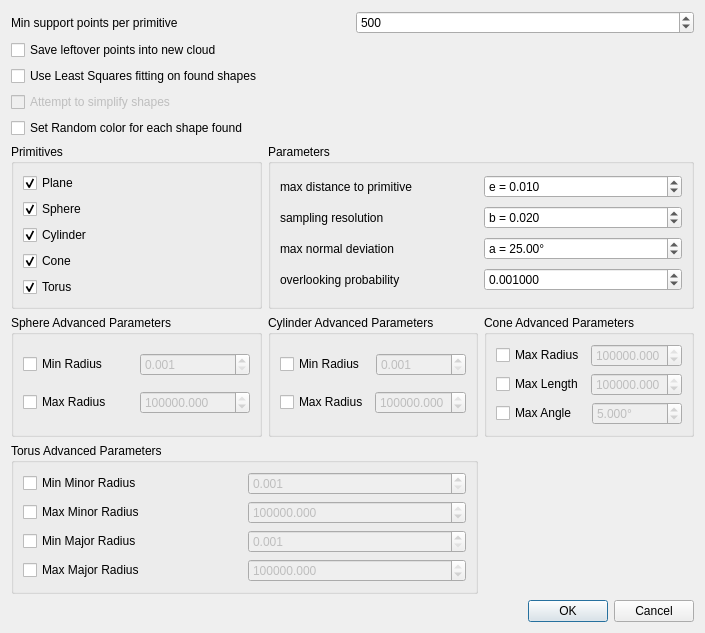
Before: the Qt Designer form plugins/core/Standard/qRANSAC_SD/ui/ransacSDDlg.ui in CloudCompare/CloudCompare, drawn with Qt 5.
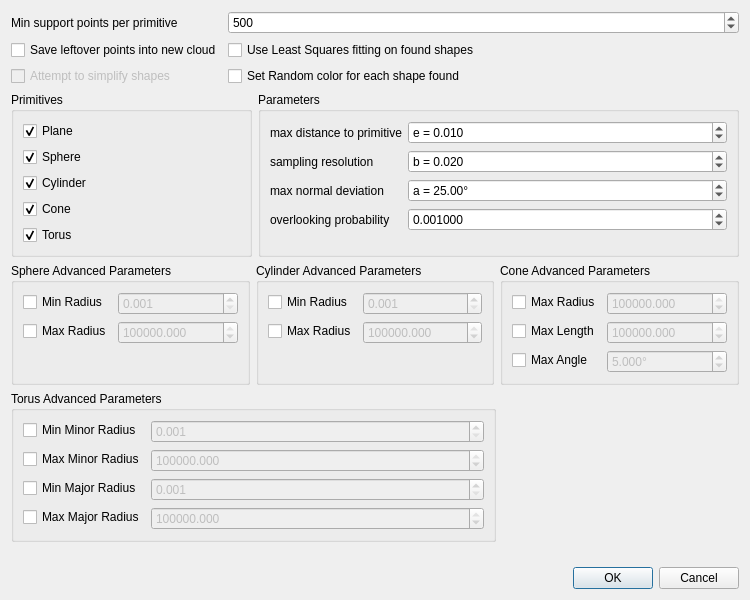
After: the same form once the commit is applied. Icons and pictures are not drawn.

Commit message: Apply RANSAC radius limits to refitted shapes (#2399)

What changed in the file:
```diff
--- a/plugins/core/Standard/qRANSAC_SD/ui/ransacSDDlg.ui
+++ b/plugins/core/Standard/qRANSAC_SD/ui/ransacSDDlg.ui
@@ -6,10 +6,16 @@
    <rect>
     <x>0</x>
     <y>0</y>
-    <width>656</width>
-    <height>579</height>
+    <width>750</width>
+    <height>600</height>
    </rect>
   </property>
+  <property name="sizePolicy">
+   <sizepolicy hsizetype="Preferred" vsizetype="Maximum">
+    <horstretch>0</horstretch>
+    <verstretch>0</verstretch>
+   </sizepolicy>
+  </property>
   <property name="windowTitle">
    <string>Ransac Shape Detection</string>
   </property>
@@ -17,374 +23,17 @@
    <iconset resource="../qRANSAC_SD.qrc">
     <normaloff>:/CC/plugin/qRANSAC_SD/images/qRANSAC_SD.png</normaloff>:/CC/plugin/qRANSAC_SD/images/qRANSAC_SD.png</iconset>
   </property>
-  <layout class="QGridLayout" name="gridLayout">
-   <item row="5" column="0">
-    <widget class="QGroupBox" name="groupBox_2">
-     <property name="title">
-      <string>Primitives</string>
-     </property>
-     <layout class="QVBoxLayout" name="verticalLayout_2">
-      <item>
-       <widget class="QCheckBox" name="planeCheckBox">
-        <property name="text">
-         <string>Plane</string>
-        </property>
-        <property name="checked">
-         <bool>true</bool>
-        </property>
-       </widget>
-      </item>
-      <item>
-       <widget class="QCheckBox" name="sphereCheckBox">
-        <property name="text">
-         <string>Sphere</string>
-        </property>
-        <property name="checked">
-         <bool>true</bool>
-        </property>
-       </widget>
-      </item>
-      <item>
-       <widget class="QCheckBox" name="cylinderCheckBox">
-        <property name="text">
-         <string>Cylinder</string>
-        </property>
-        <property name="checked">
-         <bool>true</bool>
-        </property>
-       </widget>
-      </item>
-      <item>
-       <widget class="QCheckBox" name="coneCheckBox">
-        <property name="text">
-         <string>Cone</string>
-        </property>
-        <property name="checked">
-         <bool>true</bool>
-        </property>
-       </widget>
-      </item>
-      <item>
-       <widget class="QCheckBox" name="torusCheckBox">
-        <property name="text">
-         <string>Torus</string>
-        </property>
-        <property name="checked">
-         <bool>true</bool>
-        </property>
-       </widget>
-      </item>
-     </layout>
-    </widget>
-   </item>
-   <item row="11" column="2">
-    <widget class="QGroupBox" name="advancedConeGroupBox">
-     <property name="enabled">
-      <bool>true</bool>
-     </property>
-     <property name="title">
-      <string>Cone Advanced Parameters</string>
-     </property>
-     <property name="flat">
-      <bool>false</bool>
-     </property>
-     <property name="checkable">
-      <bool>false</bool>
-     </property>
-     <layout class="QVBoxLayout" name="verticalLayout_5">
-      <item>
-       <layout class="QHBoxLayout" name="horizontalLayout_8">
-        <item>
-         <widget class="QCheckBox" name="maxConeRadiuscheckBox">
-          <property name="text">
-           <string>Max Radius</string>
-          </property>
-         </widget>
-        </item>
-        <item>
-         <widget class="QDoubleSpinBox" name="maxConeRadiusdoubleSpinBox">
-          <property name="enabled">
-           <bool>false</bool>
-          </property>
-          <property name="decimals">
-           <number>3</number>
-          </property>
-          <property name="minimum">
-           <double>0.001000000000000</double>
-          </property>
-          <property name="maximum">
-           <double>1000000.000000000000000</double>
-          </property>
-          <property name="value">
-           <double>1000000.000000000000000</double>
-          </property>
-         </widget>
-        </item>
-       </layout>
-      </item>
-      <item>
-       <layout class="QHBoxLayout" name="horizontalLayout_10">
-        <item>
-         <widget class="QCheckBox" name="maxConeLengthcheckBox">
-          <property name="text">
-           <string>Max Length</string>
-          </property>
-         </widget>
-        </item>
-        <item>
-         <widget class="QDoubleSpinBox" name="maxConeLengthdoubleSpinBox">
-          <property name="enabled">
-           <bool>false</bool>
-          </property>
-          <property name="decimals">
-           <number>3</number>
-          </property>
-          <property name="minimum">
-           <double>0.001000000000000</double>
-          </property>
-          <property name="maximum">
-           <double>1000000.000000000000000</double>
-          </property>
-          <property name="value">
-           <double>1000000.000000000000000</double>
-          </property>
-         </widget>
-        </item>
-       </layout>
-      </item>
-      <item>
-       <layout class="QHBoxLayout" name="horizontalLayout_11">
-        <item>
-         <widget class="QCheckBox" name="maxConeAnglecheckBox">
-          <property name="text">
-           <string>Max Angle</string>
-          </property>
-         </widget>
-        </item>
-        <item>
-         <widget class="QDoubleSpinBox" name="maxConeAngledoubleSpinBox">
-          <property name="enabled">
-           <bool>false</bool>
-          </property>
-          <property name="suffix">
-           <string>°</string>
-          </property>
-          <property name="decimals">
-           <number>3</number>
-          </property>
-          <property name="minimum">
-           <double>0.001000000000000</double>
-          </property>
-          <property name="maximum">
-           <double>90.000000000000000</double>
-          </property>
-          <property name="value">
-           <double>5.000000000000000</double>
-          </property>
-         </widget>
-        </item>
-       </layout>
-      </item>
-     </layout>
-    </widget>
-   </item>
-   <item row="11" column="0">
-    <widget class="QGroupBox" name="groupBox_3">
-     <property name="enabled">
-      <bool>true</bool>
-     </property>
-     <property name="minimumSize">
-      <size>
-       <width>0</width>
-       <height>48</height>
-      </size>
-     </property>
-     <property name="title">
-      <string>Sphere Advanced Parameters</string>
-     </property>
-     <layout class="QVBoxLayout">
-      <item>
-       <layout class="QHBoxLayout">
-        <item>
-         <widget class="QCheckBox" name="minSphereRadiuscheckBox">
-          <property name="text">
-           <string>Min Radius</string>
-          </property>
-         </widget>
-        </item>
-        <item>
-         <widget class="QDoubleSpinBox" name="minSphereRadiusdoubleSpinBox">
-          <property name="enabled">
-           <bool>false</bool>
-          </property>
-          <property name="decimals">
-           <number>3</number>
-          </property>
-          <property name="minimum">
-           <double>0.001000000000000</double>
-          </property>
-          <property name="maximum">
-           <double>10000.000000000000000</double>
-          </property>
-          <property name="value">
-           <double>0.001000000000000</double>
-          </property>
-         </widget>
-        </item>
-       </layout>
-      </item>
-      <item>
-       <layout class="QHBoxLayout" name="horizontalLayout_6">
-        <item>
-         <widget class="QCheckBox" name="maxSphereRadiuscheckBox">
-          <property name="text">
-           <string>Max Radius</string>
-          </property>
-         </widget>
-        </item>
-        <item>
-         <widget class="QDoubleSpinBox" name="maxSphereRadiusdoubleSpinBox">
-          <property name="enabled">
-           <bool>false</bool>
-          </property>
-          <property name="decimals">
-           <number>3</number>
-          </property>
-          <property name="minimum">
-           <double>0.001000000000000</double>
-          </property>
-          <property name="maximum">
-           <double>1000000.000000000000000</double>
-          </property>
-          <property name="value">
-           <double>1000000.000000000000000</double>
-          </property>
-         </widget>
-        </item>
-       </layout>
-      </item>
-     </layout>
-    </widget>
-   </item>
-   <item row="11" column="1">
-    <widget class="QGroupBox" name="groupBox_4">
-     <property name="title">
-      <string>Cylinder Advanced Parameters</string>
-     </property>
-     <layout class="QVBoxLayout" name="verticalLayout_4">
-      <item>
-       <layout class="QHBoxLayout" name="horizontalLayout_9">
-        <item>
-         <widget class="QCheckBox" name="minCylinderRadiuscheckBox">
-          <property name="text">
-           <string>Min Radius</string>
-          </property>
-         </widget>
-        </item>
-        <item>
-         <widget class="QDoubleSpinBox" name="minCylinderRadiusdoubleSpinBox">
-          <property name="enabled">
-           <bool>false</bool>
-          </property>
-          <property name="decimals">
-           <number>3</number>
-          </property>
-          <property name="minimum">
-           <double>0.001000000000000</double>
-          </property>
-          <property name="maximum">
-           <double>10000.000000000000000</double>
-          </property>
-          <property name="value">
-           <double>0.001000000000000</double>
-          </property>
-         </widget>
-        </item>
-       </layout>
-      </item>
-      <item>
-       <layout class="QHBoxLayout" name="horizontalLayout_7">
-        <item>
-         <widget class="QCheckBox" name="maxCylinderRadiuscheckBox">
-          <property name="text">
-           <string>Max Radius</string>
-          </property>
-         </widget>
-        </item>
-        <item>
-         <widget class="QDoubleSpinBox" name="maxCylinderRadiusdoubleSpinBox">
-          <property name="enabled">
-           <bool>false</bool>
-          </property>
-          <property name="decimals">
-           <number>3</number>
-          </property>
-          <property name="minimum">
-           <double>0.001000000000000</double>
-          </property>
-          <property name="maximum">
-           <double>1000000.000000000000000</double>
-          </property>
-          <property name="value">
-           <double>1000000.000000000000000</double>
-          </property>
-         </widget>
-        </item>
-       </layout>
-      </item>
-     </layout>
-    </widget>
-   </item>
-   <item row="1" column="0" colspan="3">
-    <widget class="QCheckBox" name="saveLeftOverscheckBox">
-     <property name="text">
-      <string>Save leftover points into new cloud</string>
-     </property>
-    </widget>
-   </item>
-   <item row="2" column="0">
-    <widget class="QCheckBox" name="allowFittingcheckBox">
-     <property name="text">
-      <string>Use Least Squares fitting on found shapes</string>
-     </property>
-    </widget>
-   </item>
-   <item row="3" column="0" colspan="3">
-    <widget class="QCheckBox" name="simplifyShapescheckBox">
-     <property name="enabled">
-      <bool>false</bool>
-     </property>
-     <property name="toolTip">
-      <string>Will attempt to convert Spheres, Cones, Cylinders and Torus into a simpler shape (for example Cones may be simplified into a Cylinder, Plane, or Sphere)</string>
-     </property>
-     <property name="text">
-      <string>Attempt to simplify shapes</string>
-     </property>
-    </widget>
-   </item>
-   <item row="16" column="2">
-    <widget class="QDialogButtonBox" name="buttonBox">
-     <property name="orientation">
-      <enum>Qt::Horizontal</enum>
-     </property>
-     <property name="standardButtons">
-      <set>QDialogButtonBox::Cancel|QDialogButtonBox::Ok</set>
-     </property>
-    </widget>
-   </item>
-   <item row="10" column="0" colspan="3">
-    <layout class="QVBoxLayout" name="verticalLayout_3"/>
-   </item>
-   <item row="0" column="0" colspan="3">
-    <layout class="QHBoxLayout" name="horizontalLayout_3">
-     <item>
+  <layout class="QVBoxLayout" name="verticalLayout">
+   <item>
+    <layout class="QFormLayout" name="formLayout_6">
+     <item row="0" column="0">
       <widget class="QLabel" name="label">
        <property name="text">
         <string>Min support points per primitive</string>
        </property>
       </widget>
      </item>
-     <item>
+     <item row="0" column="1">
       <widget class="QSpinBox" name="supportPointsSpinBox">
        <property name="toolTip">
         <string>This is the minimal number of points required for a primitive</string>
@@ -409,37 +58,117 @@
        </property>
       </widget>
      </item>
+     <item row="1" column="0">
+      <widget class="QCheckBox" name="saveLeftOverscheckBox">
+       <property name="text">
+        <string>Save leftover points into new cloud</string>
+       </property>
+      </widget>
+     </item>
+     <item row="1" column="1">
+      <widget class="QCheckBox" name="allowFittingcheckBox">
+       <property name="text">
+        <string>Use Least Squares fitting on found shapes</string>
+       </property>
+      </widget>
+     </item>
+     <item row="2" column="0">
+      <widget class="QCheckBox" name="simplifyShapescheckBox">
+       <property name="enabled">
+        <bool>false</bool>
+       </property>
+       <property name="toolTip">
+        <string>Will attempt to convert Spheres, Cones, Cylinders and Torus into a simpler shape (for example Cones may be simplified into a Cylinder, Plane, or Sphere)</string>
+       </property>
+       <property name="text">
+        <string>Attempt to simplify shapes</string>
+       </property>
+      </widget>
+     </item>
+     <item row="2" column="1">
+      <widget class="QCheckBox" name="randomColorcheckBox">
+       <property name="text">
+        <string>Set Random color for each shape found</string>
+       </property>
+      </widget>
+     </item>
     </layout>
    </item>
-   <item row="14" column="2">
-    <spacer name="verticalSpacer">
-     <property name="orientation">
-      <enum>Qt::Vertical</enum>
-     </property>
-     <property name="sizeHint" stdset="0">
-      <size>
-       <width>20</width>
-       <height>40</height>
-      </size>
-     </property>
-    </spacer>
-   </item>
-   <item row="5" column="1" colspan="2">
-    <widget class="QGroupBox" name="groupBox">
-     <property name="title">
-      <string>Parameters</string>
-     </property>
-     <layout class="QVBoxLayout" name="verticalLayout">
-      <item>
-       <layout class="QHBoxLayout" name="horizontalLayout">
+   <item>
+    <layout class="QHBoxLayout" name="horizontalLayout" stretch="1,2">
+     <item>
+      <widget class="QGroupBox" name="groupBox_2">
+       <property name="title">
+        <string>Primitives</string>
+       </property>
+       <layout class="QVBoxLayout" name="verticalLayout_2">
         <item>
+         <widget class="QCheckBox" name="planeCheckBox">
+          <property name="text">
+           <string>Plane</string>
+          </property>
+          <property name="checked">
+           <bool>true</bool>
+          </property>
+         </widget>
+        </item>
+        <item>
+         <widget class="QCheckBox" name="sphereCheckBox">
+          <property name="text">
+           <string>Sphere</string>
+          </property>
+          <property name="checked">
+           <bool>true</bool>
+          </property>
+         </widget>
+        </item>
+        <item>
+         <widget class="QCheckBox" name="cylinderCheckBox">
+          <property name="text">
+           <string>Cylinder</string>
+          </property>
+          <property name="checked">
+           <bool>true</bool>
+          </property>
+         </widget>
+        </item>
+        <item>
+         <widget class="QCheckBox" name="coneCheckBox">
+          <property name="text">
+           <string>Cone</string>
+          </property>
+          <property name="checked">
+           <bool>true</bool>
+          </property>
+         </widget>
+        </item>
+        <item>
+         <widget class="QCheckBox" name="torusCheckBox">
+          <property name="text">
+           <string>Torus</string>
+          </property>
+          <property name="checked">
+           <bool>true</bool>
+          </property>
+         </widget>
+        </item>
+       </layout>
+      </widget>
+     </item>
+     <item>
+      <widget class="QGroupBox" name="groupBox">
+       <property name="title">
+        <string>Parameters</string>
+       </property>
+       <layout class="QFormLayout" name="formLayout_5">
+        <item row="0" column="0">
          <widget class="QLabel" name="label_2">
           <property name="text">
            <string>max distance to primitive</string>
           </property>
          </widget>
         </item>
-        <item>
+        <item row="0" column="1">
          <widget class="QDoubleSpinBox" name="epsilonDoubleSpinBox">
           <property name="toolTip">
            <string>Maximum distance of samples to the ideal shape</string>
@@ -461,18 +190,14 @@
           </property>
          </widget>
         </item>
-       </layout>
-      </item>
-      <item>
-       <layout class="QHBoxLayout" name="horizontalLayout_2">
-        <item>
+        <item row="1" column="0">
          <widget class="QLabel" name="label_3">
           <property name="text">
            <string>sampling resolution</string>
           </property>
          </widget>
         </item>
-        <item>
+        <item row="1" column="1">
          <widget class="QDoubleSpinBox" name="bitmapEpsilonDoubleSpinBox">
           <property name="toolTip">
            <string>Should correspond to the distance between neighboring points in the data</string>
@@ -494,18 +219,14 @@
           </property>
          </widget>
         </item>
-       </layout>
-      </item>
-      <item>
-       <layout class="QHBoxLayout" name="horizontalLayout_4">
-        <item>
+        <item row="2" column="0">
          <widget class="QLabel" name="label_4">
           <property name="text">
            <string>max normal deviation</string>
           </property>
          </widget>
         </item>
-        <item>
+        <item row="2" column="1">
          <widget class="QDoubleSpinBox" name="maxNormDevAngleSpinBox">
           <property name="toolTip">
            <string>Maximum deviation from the ideal shape normal vector (in degrees)</string>
@@ -527,18 +248,14 @@
           </property>
          </widget>
         </item>
-       </layout>
-      </item>
-      <item>
-       <layout class="QHBoxLayout" name="horizontalLayout_5">
-        <item>
+        <item row="3" column="0">
          <widget class="QLabel" name="label_5">
           <property name="text">
            <string>overlooking probability</string>
           </property>
          </widget>
         </item>
-        <item>
+        <item row="3" column="1">
          <widget class="QDoubleSpinBox" name="probaDoubleSpinBox">
           <property name="toolTip">
            <string>Probability that no better candidate was overlooked during sampling (the lower the better!)</string>
@@ -558,26 +275,272 @@
          </widget>
         </item>
        </layout>
-      </item>
-     </layout>
-    </widget>
+      </widget>
+     </item>
+    </layout>
    </item>
-   <item row="14" column="0" colspan="2">
-    <widget class="QGroupBox" name="groupBox_6">
-     <property name="title">
-      <string>Torus Advanced Parameters</string>
-     </property>
-     <layout class="QVBoxLayout" name="verticalLayout_6">
-      <item>
-       <layout class="QHBoxLayout">
-        <item>
+   <item>
+    <layout class="QHBoxLayout" name="horizontalLayout_2" stretch="1,1,1">
+     <item>
+      <widget class="QGroupBox" name="groupBox_3">
+       <property name="enabled">
+        <bool>true</bool>
+       </property>
+       <property name="minimumSize">
+        <size>
+         <width>0</width>
+         <height>48</height>
+        </size>
+       </property>
+       <property name="title">
+        <string>Sphere Advanced Parameters</string>
+       </property>
+       <layout class="QFormLayout" name="formLayout_3">
+        <item row="0" column="0">
+         <widget class="QCheckBox" name="minSphereRadiuscheckBox">
+          <property name="text">
+           <string>Min Radius</string>
+          </property>
+         </widget>
+        </item>
+        <item row="0" column="1">
+         <widget class="QDoubleSpinBox" name="minSphereRadiusdoubleSpinBox">
+          <property name="enabled">
+           <bool>false</bool>
+          </property>
+          <property name="decimals">
+           <number>3</number>
+          </property>
+          <property name="minimum">
+           <double>0.001000000000000</double>
+          </property>
+          <property name="maximum">
+           <double>10000.000000000000000</double>
+          </property>
+          <property name="value">
+           <double>0.001000000000000</double>
+          </property>
+         </widget>
+        </item>
+        <item row="1" column="0">
+         <widget class="QCheckBox" name="maxSphereRadiuscheckBox">
+          <property name="text">
+           <string>Max Radius</string>
+          </property>
+         </widget>
+        </item>
+        <item row="1" column="1">
+         <widget class="QDoubleSpinBox" name="maxSphereRadiusdoubleSpinBox">
+          <property name="enabled">
+           <bool>false</bool>
+          </property>
+          <property name="decimals">
+           <number>3</number>
+          </property>
+          <property name="minimum">
+           <double>0.001000000000000</double>
+          </property>
+          <property name="maximum">
+           <double>1000000.000000000000000</double>
+          </property>
+          <property name="value">
+           <double>1000000.000000000000000</double>
+          </property>
+         </widget>
+        </item>
+       </layout>
+      </widget>
+     </item>
+     <item>
+      <widget class="QGroupBox" name="groupBox_4">
+       <property name="title">
+        <string>Cylinder Advanced Parameters</string>
+       </property>
+       <layout class="QFormLayout" name="formLayout">
+        <item row="0" column="0">
+         <widget class="QCheckBox" name="minCylinderRadiuscheckBox">
+          <property name="text">
+           <string>Min Radius</string>
+          </property>
+         </widget>
+        </item>
+        <item row="0" column="1">
+         <widget class="QDoubleSpinBox" name="minCylinderRadiusdoubleSpinBox">
+          <property name="enabled">
+           <bool>false</bool>
+          </property>
+          <property name="decimals">
+           <number>3</number>
+          </property>
+          <property name="minimum">
+           <double>0.001000000000000</double>
+          </property>
+          <property name="maximum">
+           <double>10000.000000000000000</double>
+          </property>
+          <property name="value">
+           <double>0.001000000000000</double>
+          </property>
+         </widget>
+        </item>
+        <item row="1" column="0">
+         <widget class="QCheckBox" name="maxCylinderRadiuscheckBox">
+          <property name="text">
+           <string>Max Radius</string>
+          </property>
+         </widget>
+        </item>
+        <item row="1" column="1">
+         <widget class="QDoubleSpinBox" name="maxCylinderRadiusdoubleSpinBox">
+          <property name="enabled">
+           <bool>false</bool>
+          </property>
+          <property name="decimals">
+           <number>3</number>
+          </property>
+          <property name="minimum">
+           <double>0.001000000000000</double>
+          </property>
+          <property name="maximum">
+           <double>1000000.000000000000000</double>
+          </property>
+          <property name="value">
+           <double>1000000.000000000000000</double>
+          </property>
+         </widget>
+        </item>
+       </layout>
+      </widget>
+     </item>
+     <item>
+      <widget class="QGroupBox" name="advancedConeGroupBox">
+       <property name="enabled">
+        <bool>true</bool>
+       </property>
+       <property name="sizePolicy">
+        <sizepolicy hsizetype="Preferred" vsizetype="Preferred">
+         <horstretch>0</horstretch>
+         <verstretch>0</verstretch>
+        </sizepolicy>
+       </property>
+       <property name="title">
+        <string>Cone Advanced Parameters</string>
+       </property>
+       <property name="flat">
+        <bool>false</bool>
+       </property>
+       <property name="checkable">
+        <bool>false</bool>
+       </property>
+       <layout class="QFormLayout" name="formLayout_2">
+        <item row="0" column="0">
+         <widget class="QCheckBox" name="maxConeRadiuscheckBox">
+          <property name="text">
+           <string>Max Radius</string>
+          </property>
+         </widget>
+        </item>
+        <item row="0" column="1">
+         <widget class="QDoubleSpinBox" name="maxConeRadiusdoubleSpinBox">
+          <property name="enabled">
+           <bool>false</bool>
+          </property>
+          <property name="decimals">
+           <number>3</number>
+          </property>
+          <property name="minimum">
+           <double>0.001000000000000</double>
+          </property>
+          <property name="maximum">
+           <double>1000000.000000000000000</double>
+          </property>
+          <property name="value">
+           <double>1000000.000000000000000</double>
+          </property>
+         </widget>
+        </item>
+        <item row="1" column="0">
+         <widget class="QCheckBox" name="maxConeLengthcheckBox">
+          <property name="text">
+           <string>Max Length</string>
+          </property>
+         </widget>
+        </item>
+        <item row="1" column="1">
+         <widget class="QDoubleSpinBox" name="maxConeLengthdoubleSpinBox">
+          <property name="enabled">
+           <bool>false</bool>
+          </property>
+          <property name="decimals">
+           <number>3</number>
+          </property>
+          <property name="minimum">
+           <double>0.001000000000000</double>
+          </property>
+          <property name="maximum">
+           <double>1000000.000000000000000</double>
+          </property>
+          <property name="value">
+           <double>1000000.000000000000000</double>
+          </property>
+         </widget>
+        </item>
+        <item row="2" column="0">
+         <widget class="QCheckBox" name="maxConeAnglecheckBox">
+          <property name="text">
+           <string>Max Angle</string>
+          </property>
+         </widget>
+        </item>
+        <item row="2" column="1">
+         <widget class="QDoubleSpinBox" name="maxConeAngledoubleSpinBox">
+          <property name="enabled">
+           <bool>false</bool>
+          </property>
+          <property name="suffix">
+           <string>°</string>
+          </property>
+          <property name="decimals">
+           <number>3</number>
+          </property>
+          <property name="minimum">
+           <double>0.001000000000000</double>
+          </property>
+          <property name="maximum">
+           <double>90.000000000000000</double>
+          </property>
+          <property name="value">
+           <double>5.000000000000000</double>
+          </property>
+         </widget>
+        </item>
+       </layout>
+      </widget>
+     </item>
+    </layout>
+   </item>
+   <item>
+    <layout class="QHBoxLayout" name="horizontalLayout_3" stretch="2,1">
+     <item>
+      <widget class="QGroupBox" name="groupBox_6">
+       <property name="sizePolicy">
+        <sizepolicy hsizetype="Preferred" vsizetype="Maximum">
+         <horstretch>0</horstretch>
+         <verstretch>0</verstretch>
+        </sizepolicy>
+       </property>
+       <property name="title">
+        <string>Torus Advanced Parameters</string>
+       </property>
+       <layout class="QFormLayout" name="formLayout_4">
+        <item row="0" column="0">
          <widget class="QCheckBox" name="minTorusMinorRadiuscheckBox">
           <property name="text">
            <string>Min Minor Radius</string>
           </property>
          </widget>
         </item>
-        <item>
+        <item row="0" column="1">
          <widget class="QDoubleSpinBox" name="minTorusMinorRadiusdoubleSpinBox">
           <property name="enabled">
            <bool>false</bool>
@@ -596,18 +559,14 @@
           </property>
          </widget>
         </item>
-       </layout>
-      </item>
-      <item>
-       <layout class="QHBoxLayout" name="horizontalLayout_12">
-        <item>
+        <item row="1" column="0">
          <widget class="QCheckBox" name="maxTorusMinorRadiuscheckBox">
           <property name="text">
            <string>Max Minor Radius</string>
           </property>
          </widget>
         </item>
-        <item>
+        <item row="1" column="1">
          <widget class="QDoubleSpinBox" name="maxTorusMinorRadiusdoubleSpinBox">
           <property name="enabled">
            <bool>false</bool>
@@ -626,18 +585,14 @@
           </property>
          </widget>
         </item>
-       </layout>
-      </item>
-      <item>
-       <layout class="QHBoxLayout">
-        <item>
+        <item row="2" column="0">
          <widget class="QCheckBox" name="minTorusMajorRadiuscheckBox">
           <property name="text">
            <string>Min Major Radius</string>
           </property>
          </widget>
         </item>
-        <item>
+        <item row="2" column="1">
          <widget class="QDoubleSpinBox" name="minTorusMajorRadiusdoubleSpinBox">
           <property name="enabled">
            <bool>false</bool>
@@ -656,18 +611,14 @@
           </property>
          </widget>
         </item>
-       </layout>
-      </item>
-      <item>
-       <layout class="QHBoxLayout" name="horizontalLayout_13">
-        <item>
+        <item row="3" column="0">
          <widget class="QCheckBox" name="maxTorusMajorRadiuscheckBox">
           <property name="text">
            <string>Max Major Radius</string>
           </property>
          </widget>
         </item>
-        <item>
+        <item row="3" column="1">
          <widget class="QDoubleSpinBox" name="maxTorusMajorRadiusdoubleSpinBox">
           <property name="enabled">
            <bool>false</bool>
@@ -687,14 +638,46 @@
          </widget>
         </item>
        </layout>
-      </item>
-     </layout>
-    </widget>
+      </widget>
+     </item>
+     <item>
+      <spacer name="verticalSpacer">
+       <property name="orientation">
+        <enum>Qt::Orientation::Vertical</enum>
+       </property>
+       <property name="sizeType">
+        <enum>QSizePolicy::Policy::Preferred</enum>
+       </property>
+       <property name="sizeHint" stdset="0">
+        <size>
+         <width>20</width>
+         <height>40</height>
+        </size>
+       </property>
+      </spacer>
+     </item>
+    </layout>
    </item>
-   <item row="4" column="0">
-    <widget class="QCheckBox" name="randomColorcheckBox">
-     <property name="text">
-      <string>Set Random color for each shape found</string>
+   <item>
+    <spacer name="verticalSpacer_2">
+     <property name="orientation">
+      <enum>Qt::Orientation::Vertical</enum>
+     </property>
+     <property name="sizeHint" stdset="0">
+      <size>
+       <width>20</width>
+       <height>40</height>
+      </size>
+     </property>
+    </spacer>
+   </item>
+   <item>
+    <widget class="QDialogButtonBox" name="buttonBox">
+     <property name="orientation">
+      <enum>Qt::Orientation::Horizontal</enum>
+     </property>
+     <property name="standardButtons">
+      <set>QDialogButtonBox::StandardButton::Cancel|QDialogButtonBox::StandardButton::Ok</set>
      </property>
     </widget>
    </item>
```
Left out of the diff: 32 changed lines with no effect on the pictures. The commit also changes 13 other files.
